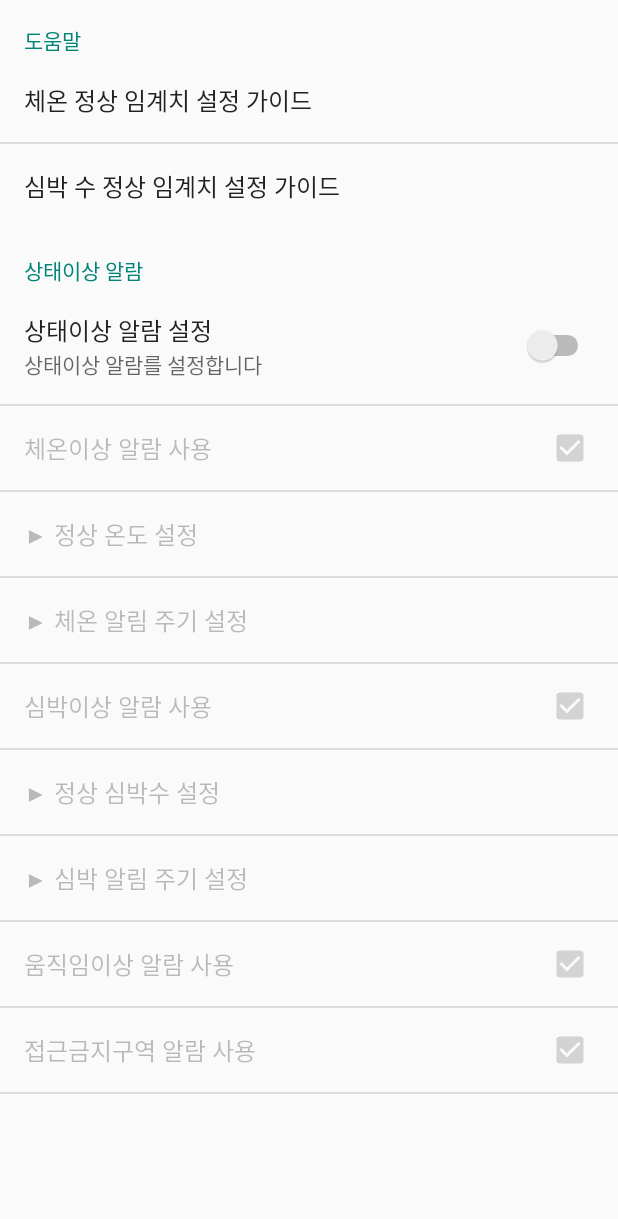
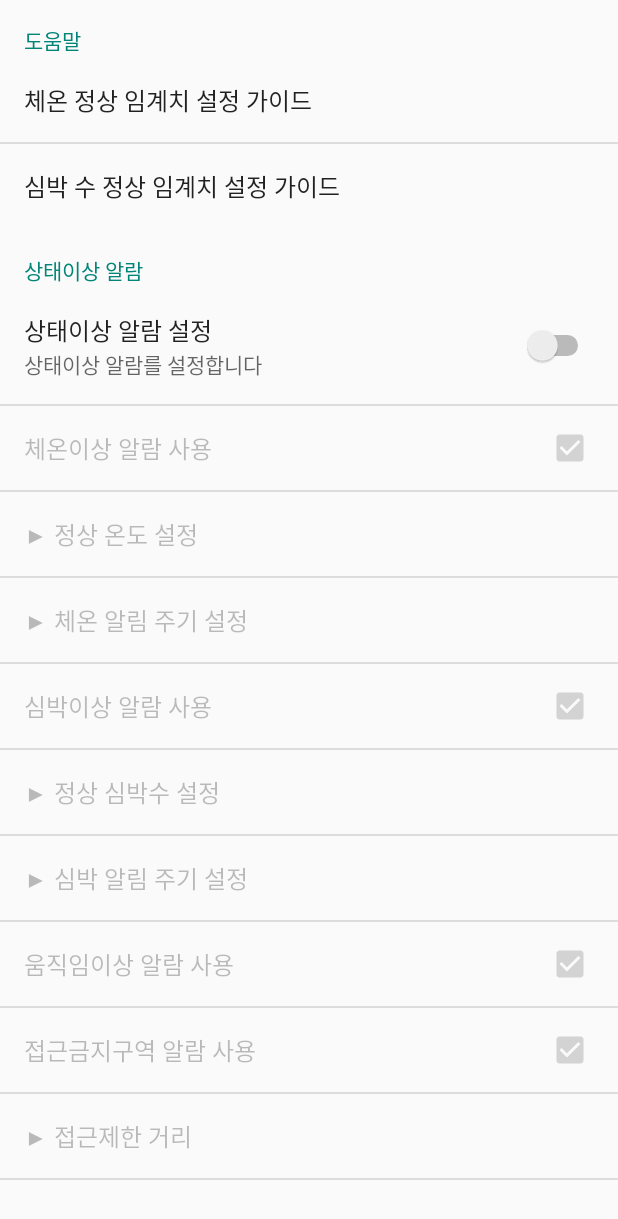
Before and after one commit to cesti0777/GG, an Android app: the Setting screen opened directly, with no data from a screen before it, on a phone screen of 412 x 824 dp. Shown: the top 1219 px of the screen. Run offline under Robolectric (Android 15) with nearby library versions, the light colour scheme and no system bars; Roboto replaces fonts that are not available here.

Commit message:
접근제한 설정

```diff
--- a/app/src/main/java/org/androidtown/actionbar/Fragment04.java
+++ b/app/src/main/java/org/androidtown/actionbar/Fragment04.java
@@ -10,11 +10,13 @@ import android.widget.TextView;
 
 public class Fragment04 extends Fragment {
 	private static final String ARG_PARAM8 = "거리값";
+	private static final String ARG_PARAM9 = "거리 임계값";
 
 	@Override
 	public View onCreateView(LayoutInflater inflater, ViewGroup container, Bundle savedInstanceState ) {
 		//int  num = 0; // 움직임은 아직 세팅 전
 		int  num0 = getArguments().getInt(ARG_PARAM8);
+		int  num1 = getArguments().getInt(ARG_PARAM9);
 		View view = inflater.inflate(R.layout.frag04, container, false);
 		TextView tv = (TextView) view.findViewById(R.id.text04);
 		ImageView iv = (ImageView) view.findViewById(R.id.iv4);
@@ -23,7 +25,7 @@ public class Fragment04 extends Fragment {
 			tv.setText(" 기기와 연결중이에요!");
 		}
 
-		else if(num0 < 20)
+		else if(num0 < num1)
 		{
 			iv.setImageResource(R.drawable.warning);
 			tv.setText("    아이가 접근금지 구역에 \n" +
--- a/app/src/main/res/values/strings.xml
+++ b/app/src/main/res/values/strings.xml
@@ -16,4 +16,9 @@
     <string name="settings_summary_p"></string>
     <string name="settings_unit_p">BPM</string>
     <string name="settings_title_p">▶ 정상 심박수 설정</string>
+
+    <string name="settings_dialog_message_a">접근제한 거리</string>
+    <string name="settings_summary_a"></string>
+    <string name="settings_unit_a">CM</string>
+    <string name="settings_title_a">▶ 접근제한 거리</string>
 </resources>
--- a/app/src/main/res/xml/pref.xml
+++ b/app/src/main/res/xml/pref.xml
@@ -52,7 +52,7 @@
             android:dialogMessage="@string/settings_dialog_message_p"
             android:dependency="pAlarm"
             android:key="SEEKBAR_VALUE_P"
-            android:max="100"
+            android:max="140"
             android:summary="@string/settings_summary_p"
             android:text="@string/settings_unit_p"
             android:title="@string/settings_title_p" />
@@ -85,5 +85,14 @@
             android:dependency="alarmOnOff"
             android:key="aAlarm"
             android:title="접근금지구역 알람 사용" />
+        <org.androidtown.actionbar.SeekBarPreference
+            android:defaultValue="20"
+            android:dialogMessage="@string/settings_dialog_message_a"
+            android:dependency="aAlarm"
+            android:key="SEEKBAR_VALUE_A"
+            android:max="70"
+            android:summary="@string/settings_summary_a"
+            android:text="@string/settings_unit_a"
+            android:title="@string/settings_title_a" />
     </PreferenceCategory>
 </PreferenceScreen>
```
Also changed, not shown: app/src/main/java/org/androidtown/actionbar/MainActivity.java (+11 -27 lines).
